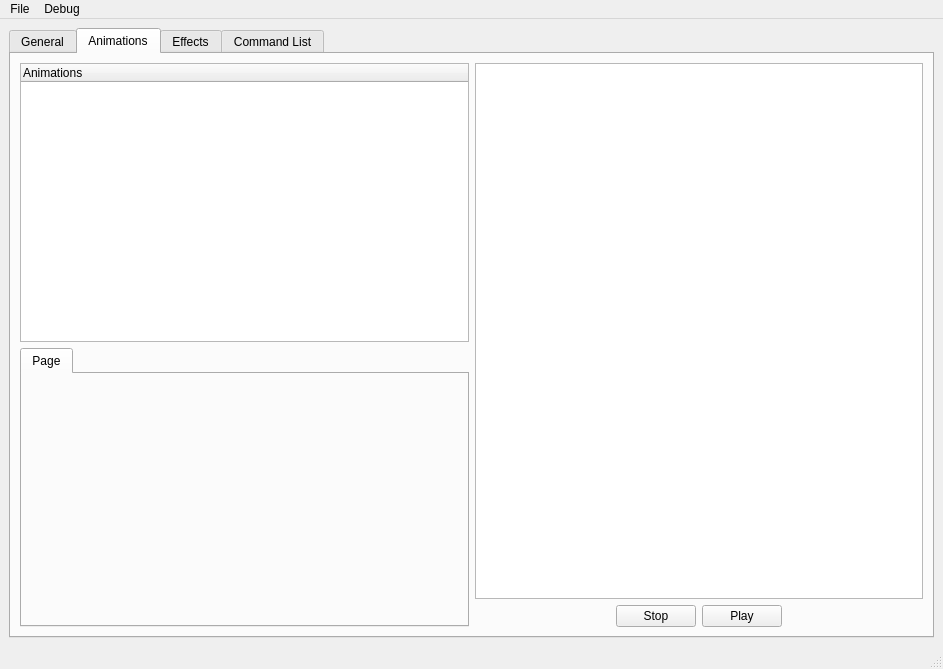
This is gui-tool/form.ui in headshot2017/smbzg-charloader as Qt 5 draws it before an edit. The edited form follows.
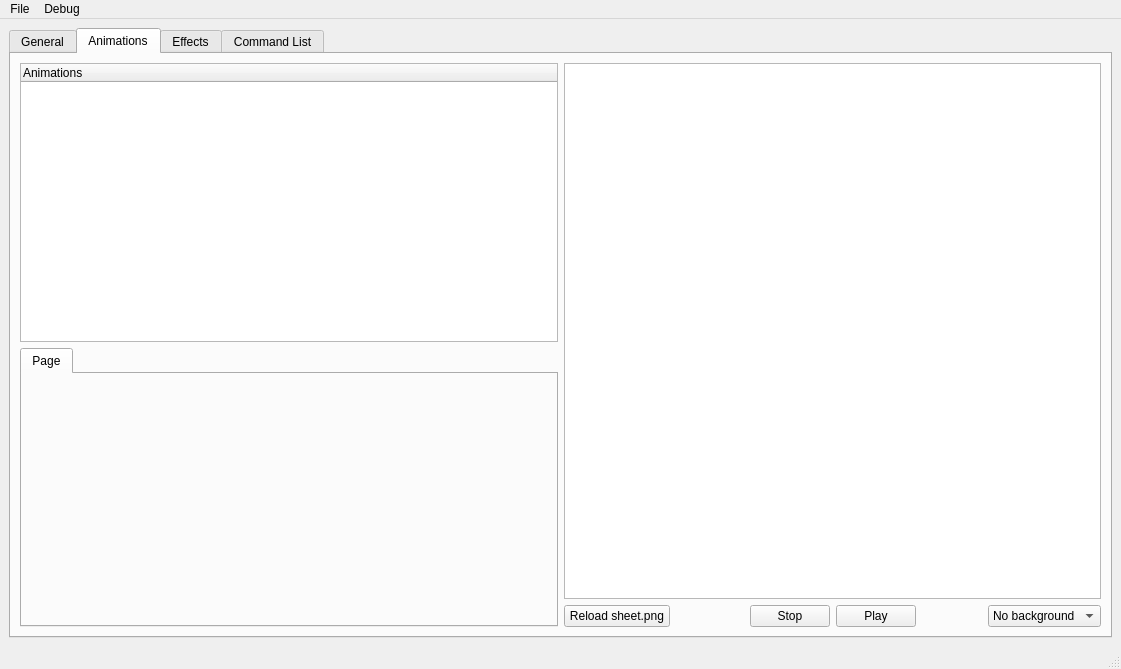
This is the edited form. Icons and pictures are not drawn. Custom widgets are drawn as their Qt base class.

Commit message:
character animation tab progress
* animations are now playable and can also be modified
* ability to set a background in the character preview

Patch:
```diff
--- a/gui-tool/form.ui
+++ b/gui-tool/form.ui
@@ -6,7 +6,7 @@
    <rect>
     <x>0</x>
     <y>0</y>
-    <width>943</width>
+    <width>1121</width>
     <height>669</height>
    </rect>
   </property>
@@ -515,6 +515,25 @@
             </item>
             <item>
              <layout class="QHBoxLayout" name="horizontalLayout_4">
+              <item alignment="Qt::AlignLeft">
+               <widget class="QPushButton" name="btn_reloadSheetCharacter">
+                <property name="sizePolicy">
+                 <sizepolicy hsizetype="Preferred" vsizetype="Fixed">
+                  <horstretch>0</horstretch>
+                  <verstretch>0</verstretch>
+                 </sizepolicy>
+                </property>
+                <property name="minimumSize">
+                 <size>
+                  <width>106</width>
+                  <height>0</height>
+                 </size>
+                </property>
+                <property name="text">
+                 <string>Reload sheet.png</string>
+                </property>
+               </widget>
+              </item>
               <item alignment="Qt::AlignRight">
                <widget class="QPushButton" name="btn_stopCharacter">
                 <property name="sizePolicy">
@@ -537,7 +556,7 @@
               <item alignment="Qt::AlignLeft">
                <widget class="QPushButton" name="btn_playCharacter">
                 <property name="sizePolicy">
-                 <sizepolicy hsizetype="Fixed" vsizetype="Fixed">
+                 <sizepolicy hsizetype="Minimum" vsizetype="Fixed">
                   <horstretch>0</horstretch>
                   <verstretch>0</verstretch>
                  </sizepolicy>
@@ -553,6 +572,27 @@
                 </property>
                </widget>
               </item>
+              <item alignment="Qt::AlignRight">
+               <widget class="QComboBox" name="comboBox_backgroundCharacter">
+                <property name="sizePolicy">
+                 <sizepolicy hsizetype="Preferred" vsizetype="Fixed">
+                  <horstretch>0</horstretch>
+                  <verstretch>0</verstretch>
+                 </sizepolicy>
+                </property>
+                <property name="minimumSize">
+                 <size>
+                  <width>106</width>
+                  <height>0</height>
+                 </size>
+                </property>
+                <item>
+                 <property name="text">
+                  <string>No background</string>
+                 </property>
+                </item>
+               </widget>
+              </item>
              </layout>
             </item>
            </layout>
@@ -622,7 +662,7 @@
     <rect>
      <x>0</x>
      <y>0</y>
-     <width>943</width>
+     <width>1121</width>
      <height>21</height>
     </rect>
    </property>
```
Left out of the diff: 6 changed lines with no effect on the pictures. The commit also changes 7 other files.
